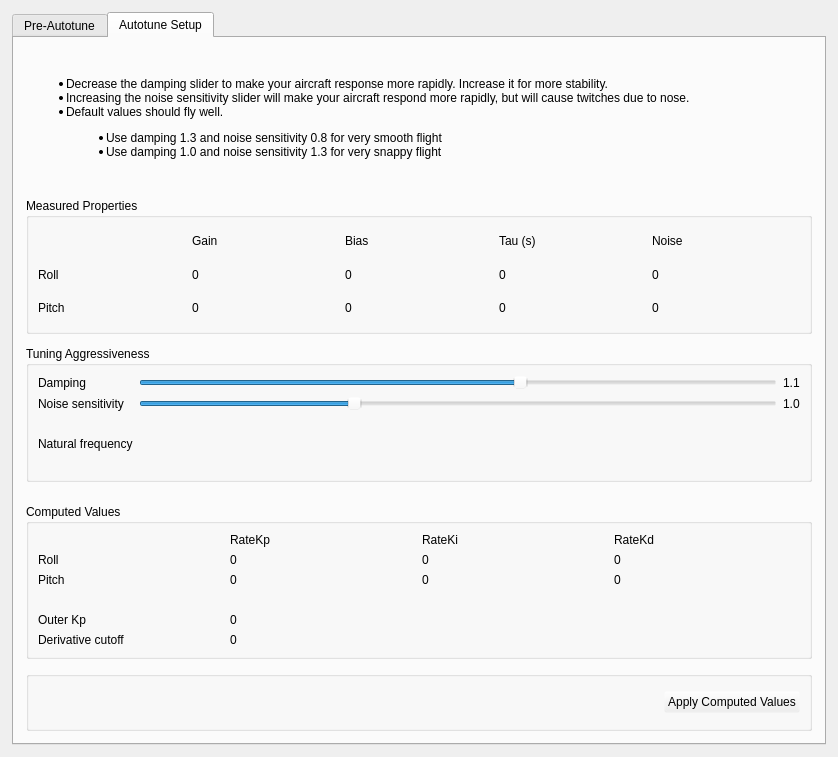
Qt form ground/gcs/src/plugins/config/autotune.ui (TauLabs/TauLabs) before a commit.
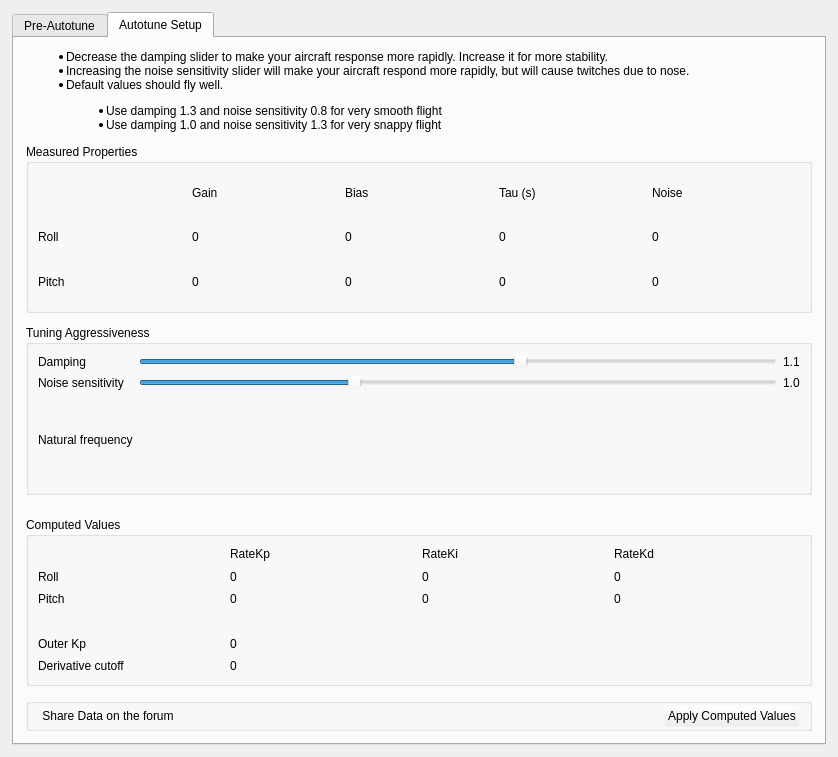
The same form after that commit. The open tabs and pages were chosen to show the change. Icons and pictures are not drawn.

Commit message: GCS/Autotune widget fix label names

Patch:
```diff
--- a/ground/gcs/src/plugins/config/autotune.ui
+++ b/ground/gcs/src/plugins/config/autotune.ui
@@ -290,8 +290,8 @@
            <rect>
             <x>0</x>
             <y>0</y>
-            <width>808</width>
-            <height>710</height>
+            <width>810</width>
+            <height>704</height>
            </rect>
           </property>
           <property name="sizePolicy">
@@ -312,6 +312,12 @@
            </property>
            <item>
             <widget class="QLabel" name="label_20">
+             <property name="sizePolicy">
+              <sizepolicy hsizetype="Preferred" vsizetype="Preferred">
+               <horstretch>0</horstretch>
+               <verstretch>0</verstretch>
+              </sizepolicy>
+             </property>
              <property name="text">
               <string>&lt;html&gt;&lt;head/&gt;&lt;body&gt;
 &lt;ul&gt;
@@ -332,6 +338,12 @@
            </item>
            <item>
             <widget class="QGroupBox" name="groupBox_3">
+             <property name="sizePolicy">
+              <sizepolicy hsizetype="Preferred" vsizetype="Preferred">
+               <horstretch>0</horstretch>
+               <verstretch>1</verstretch>
+              </sizepolicy>
+             </property>
              <property name="title">
               <string>Measured Properties</string>
              </property>
@@ -344,23 +356,6 @@
                </widget>
               </item>
               <item row="1" column="1">
-               <widget class="QLabel" name="measuredRollPeriod">
-                <property name="text">
-                 <string>0</string>
-                </property>
-                <property name="alignment">
-                 <set>Qt::AlignLeading|Qt::AlignLeft|Qt::AlignVCenter</set>
-                </property>
-                <property name="objrelation" stdset="0">
-                 <stringlist>
-                  <string>objname:SystemIdent</string>
-                  <string>fieldname:Beta</string>
-                  <string>element:Roll</string>
-                 </stringlist>
-                </property>
-               </widget>
-              </item>
-              <item row="1" column="2">
                <widget class="QLabel" name="measuredRollGain">
                 <property name="text">
                  <string>0</string>
@@ -371,6 +366,23 @@
                 <property name="objrelation" stdset="0">
                  <stringlist>
                   <string>objname:SystemIdent</string>
+                  <string>fieldname:Beta</string>
+                  <string>element:Roll</string>
+                 </stringlist>
+                </property>
+               </widget>
+              </item>
+              <item row="1" column="2">
+               <widget class="QLabel" name="measuredRollBias">
+                <property name="text">
+                 <string>0</string>
+                </property>
+                <property name="alignment">
+                 <set>Qt::AlignLeading|Qt::AlignLeft|Qt::AlignVCenter</set>
+                </property>
+                <property name="objrelation" stdset="0">
+                 <stringlist>
+                  <string>objname:SystemIdent</string>
                   <string>fieldname:Bias</string>
                   <string>element:Roll</string>
                  </stringlist>
@@ -392,23 +404,6 @@
                </widget>
               </item>
               <item row="3" column="1">
-               <widget class="QLabel" name="measuredPitchPeriod">
-                <property name="text">
-                 <string>0</string>
-                </property>
-                <property name="alignment">
-                 <set>Qt::AlignLeading|Qt::AlignLeft|Qt::AlignVCenter</set>
-                </property>
-                <property name="objrelation" stdset="0">
-                 <stringlist>
-                  <string>objname:SystemIdent</string>
-                  <string>fieldname:Beta</string>
-                  <string>element:Pitch</string>
-                 </stringlist>
-                </property>
-               </widget>
-              </item>
-              <item row="3" column="2">
                <widget class="QLabel" name="measuredPitchGain">
                 <property name="text">
                  <string>0</string>
@@ -419,6 +414,23 @@
                 <property name="objrelation" stdset="0">
                  <stringlist>
                   <string>objname:SystemIdent</string>
+                  <string>fieldname:Beta</string>
+                  <string>element:Pitch</string>
+                 </stringlist>
+                </property>
+               </widget>
+              </item>
+              <item row="3" column="2">
+               <widget class="QLabel" name="measuredPitchBias">
+                <property name="text">
+                 <string>0</string>
+                </property>
+                <property name="alignment">
+                 <set>Qt::AlignLeading|Qt::AlignLeft|Qt::AlignVCenter</set>
+                </property>
+                <property name="objrelation" stdset="0">
+                 <stringlist>
+                  <string>objname:SystemIdent</string>
                   <string>fieldname:Bias</string>
                   <string>element:Pitch</string>
                  </stringlist>
@@ -505,6 +517,12 @@
            </item>
            <item>
             <widget class="QGroupBox" name="groupBox">
+             <property name="sizePolicy">
+              <sizepolicy hsizetype="Preferred" vsizetype="Preferred">
+               <horstretch>0</horstretch>
+               <verstretch>1</verstretch>
+              </sizepolicy>
+             </property>
              <property name="title">
               <string>Tuning Aggressiveness</string>
              </property>
@@ -607,6 +625,12 @@
            </item>
            <item>
             <widget class="QGroupBox" name="groupBox_2">
+             <property name="sizePolicy">
+              <sizepolicy hsizetype="Preferred" vsizetype="Preferred">
+               <horstretch>0</horstretch>
+               <verstretch>1</verstretch>
+              </sizepolicy>
+             </property>
              <property name="title">
               <string>Computed Values</string>
              </property>
@@ -728,19 +752,38 @@
            </item>
            <item>
             <widget class="QGroupBox" name="groupBox_4">
-             <property name="maximumSize">
-              <size>
-               <width>16777215</width>
-               <height>60</height>
-              </size>
+             <property name="sizePolicy">
+              <sizepolicy hsizetype="Preferred" vsizetype="Preferred">
+               <horstretch>0</horstretch>
+               <verstretch>0</verstretch>
+              </sizepolicy>
              </property>
              <property name="title">
               <string/>
              </property>
              <layout class="QHBoxLayout" name="horizontalLayout_2">
+              <property name="spacing">
+               <number>1</number>
+              </property>
+              <property name="topMargin">
+               <number>1</number>
+              </property>
+              <property name="bottomMargin">
+               <number>1</number>
+              </property>
               <item>
                <layout class="QGridLayout" name="gridLayout_4">
-                <item row="0" column="0">
+                <item row="0" column="2" colspan="2">
+                 <widget class="QPushButton" name="useComputedValues">
+                  <property name="styleSheet">
+                   <string notr="true"/>
+                  </property>
+                  <property name="text">
+                   <string>Apply Computed Values</string>
+                  </property>
+                 </widget>
+                </item>
+                <item row="0" column="1">
                  <spacer name="horizontalSpacer">
                   <property name="orientation">
                    <enum>Qt::Horizontal</enum>
@@ -753,13 +796,23 @@
                   </property>
                  </spacer>
                 </item>
-                <item row="0" column="1" colspan="2">
-                 <widget class="QPushButton" name="useComputedValues">
-                  <property name="styleSheet">
-                   <string notr="true"/>
-                  </property>
+                <item row="0" column="0">
+                 <widget class="QPushButton" name="shareDataPB">
                   <property name="text">
-                   <string>Apply Computed Values</string>
+                   <string>Share Data on the forum</string>
+                  </property>
+                  <property name="icon">
+                   <iconset resource="configgadget.qrc">
+                    <normaloff>:/configgadget/images/share-2-icon.png</normaloff>:/configgadget/images/share-2-icon.png</iconset>
+                  </property>
+                  <property name="iconSize">
+                   <size>
+                    <width>72</width>
+                    <height>72</height>
+                   </size>
+                  </property>
+                  <property name="flat">
+                   <bool>true</bool>
                   </property>
                  </widget>
                 </item>
```
Left out of the diff: 94 changed lines with no effect on the pictures.
